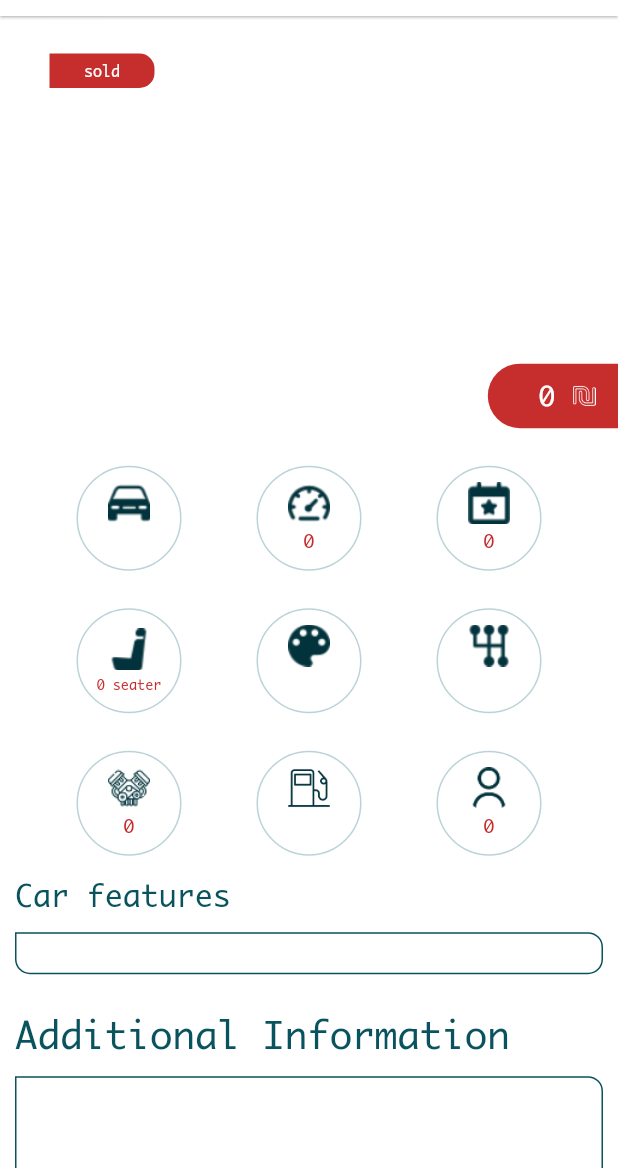
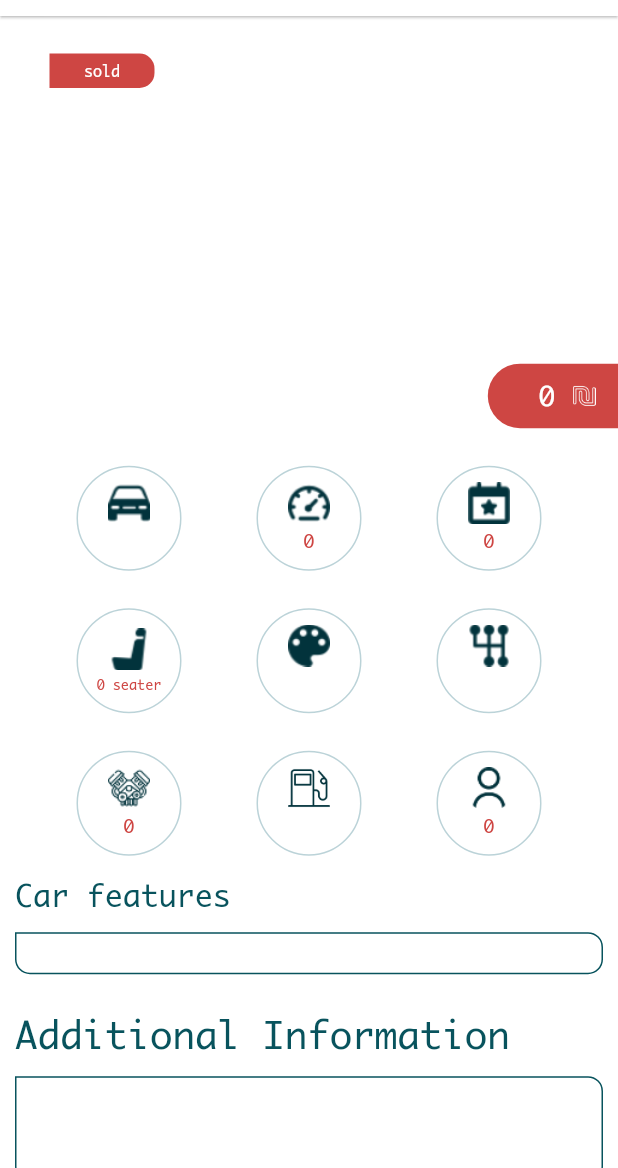
Before and after one commit to akramAssi/souqy, a Flutter app: the MoreInfoPage screen opened directly with empty values, on a phone screen of 412 x 824 dp, the part 68-1236 px from its top. Run offline on Flutter 3.47's test engine with Material 2 defaults, Android fonts, the phone set to English and light mode, and no system bars; drawn by our look-alikes of auto_size_text, carousel_slider; our stand-ins replace cloud_firestore, firebase_auth, firebase_core, firebase_storage, flutter_colorpicker, get_it and 4 more; missing offline and left inert: flutter_login_facebook, wc_form_validators; accounts and stored records are empty; network calls fail.

Commit message:
change alart color

```diff
--- a/lib/res/color.dart
+++ b/lib/res/color.dart
@@ -5,7 +5,9 @@ import 'package:flutter/material.dart';
 // const Color borderColor = Color(0x31707070);
 // const Color borderTextfieldColor = Color(0xa9707070);
 // const Color fontColor = Color.fromARGB(255, 28, 33, 67);
-const Color alertColor = Color.fromARGB(255, 198, 46, 46);
+// const Color alertColor = Color.fromARGB(255, 198, 46, 46);
+// const Color alertColor = Color(0Xffcf4946);
+const Color alertColor = Color(0Xffce4643);
 const List<Color> carColor = [
   Colors.white,
   Colors.grey,
```
